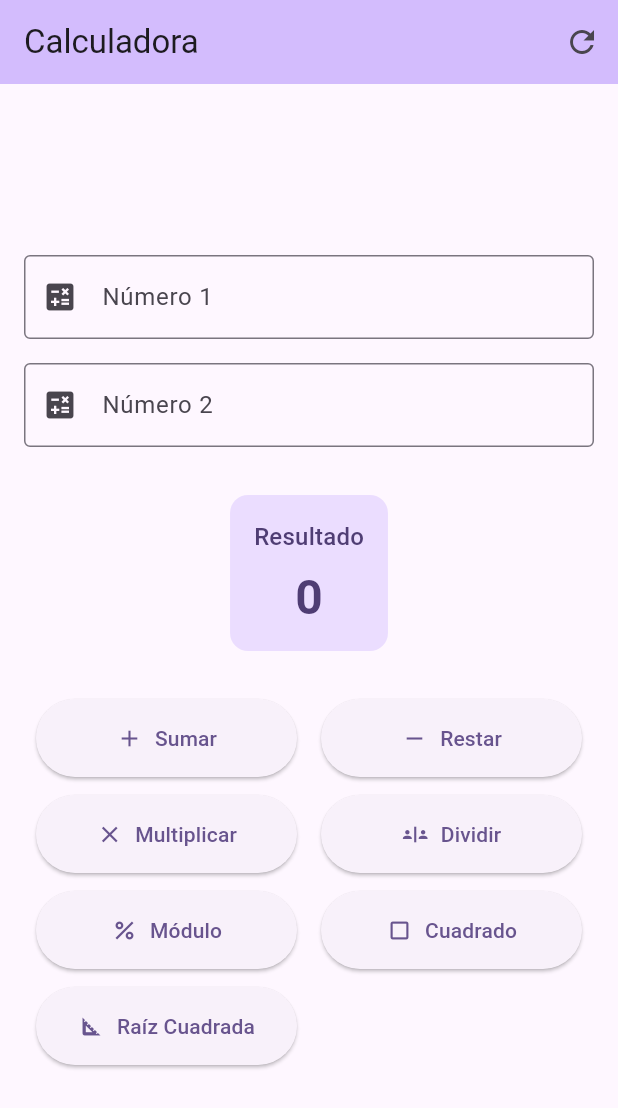
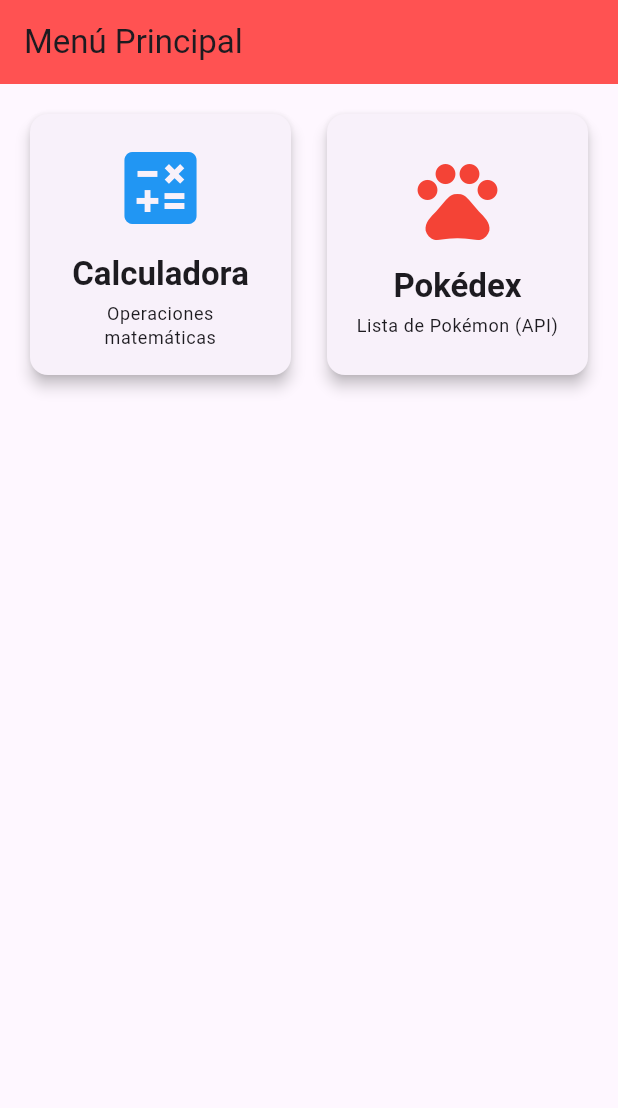
Before and after one commit to MHELLioz/calculadora_Flutter, a Flutter app: the screen it shows after launch, on a phone screen of 412 x 824 dp. Shown: the top 1108 px of the screen. Run offline on Flutter 3.47's test engine with Material 3 defaults, Android fonts, the phone set to English and light mode, and no system bars.

Commit message:
Se agregó el menú principal y la pantalla de la Pokedex

```diff
--- a/lib/main.dart
+++ b/lib/main.dart
@@ -1,5 +1,5 @@
 import 'package:flutter/material.dart';
-import 'views/calculator_page.dart';
+import 'views/home_page.dart';
 
 /// Punto de entrada principal de la aplicación
 void main() {
@@ -19,7 +19,7 @@
         colorScheme: ColorScheme.fromSeed(seedColor: Colors.deepPurple),
         useMaterial3: true,
       ),
-      home: const CalculatorPage(),
+      home: const HomePage(),
     );
   }
 }
--- /dev/null
+++ b/lib/views/home_page.dart
@@ -0,0 +1,102 @@
+import 'package:flutter/material.dart';
+import 'calculator_page.dart'; // archivo de la calculadora
+import 'pokemon_page.dart';    //archivo de los Pokémon
+
+class HomePage extends StatelessWidget {
+  const HomePage({super.key});
+
+  @override
+  Widget build(BuildContext context) {
+    return Scaffold(
+      appBar: AppBar(
+        title: const Text('Menú Principal'),
+        backgroundColor: Colors.redAccent,
+      ),
+      body: Padding(
+        padding: const EdgeInsets.all(16.0),
+        child: GridView.count(
+          crossAxisCount: 2,
+          crossAxisSpacing: 16,
+          mainAxisSpacing: 16,
+          childAspectRatio: 1.0,
+          children: [
+            // Tarjeta 1: La Calculadora
+            _buildMenuCard(
+              context,
+              icon: Icons.calculate,
+              title: 'Calculadora',
+              subtitle: 'Operaciones matemáticas',
+              color: Colors.blue,
+              onTap: () {
+                // Al hacer clic, viajamos a la pantalla de la Calculadora
+                Navigator.push(
+                  context,
+                  MaterialPageRoute(
+                    builder: (context) => const CalculatorPage(),
+                  ),
+                );
+              },
+            ),
+            // Tarjeta 2: La Pokédex
+            _buildMenuCard(
+              context,
+              icon: Icons.pets, // O usa Icons.catching_pokemon si tu Flutter lo tiene
+              title: 'Pokédex',
+              subtitle: 'Lista de Pokémon (API)',
+              color: Colors.red,
+              onTap: () {
+                // Al hacer clic, viajamos a la pantalla de los Pokémon
+                Navigator.push(
+                  context,
+                  MaterialPageRoute(
+                    builder: (context) => const PokemonPage(),
+                  ),
+                );
+              },
+            ),
+          ],
+        ),
+      ),
+    );
+  }
+
+  /// Construye una tarjeta de menú (Igual a tu proyecto anterior)
+  Widget _buildMenuCard(
+    BuildContext context, {
+    required IconData icon,
+    required String title,
+    required String subtitle,
+    required Color color,
+    required VoidCallback onTap,
+  }) {
+    return Card(
+      elevation: 4,
+      shape: RoundedRectangleBorder(borderRadius: BorderRadius.circular(12)),
+      child: InkWell(
+        onTap: onTap,
+        borderRadius: BorderRadius.circular(12),
+        child: Padding(
+          padding: const EdgeInsets.all(16.0),
+          child: Column(
+            mainAxisAlignment: MainAxisAlignment.center,
+            children: [
+              Icon(icon, size: 64, color: color),
+              const SizedBox(height: 12),
+              Text(
+                title,
+                style: Theme.of(context).textTheme.titleLarge?.copyWith(fontWeight: FontWeight.bold),
+                textAlign: TextAlign.center,
+              ),
+              const SizedBox(height: 4),
+              Text(
+                subtitle,
+                style: Theme.of(context).textTheme.bodySmall,
+                textAlign: TextAlign.center,
+              ),
+            ],
+          ),
+        ),
+      ),
+    );
+  }
+}
--- a/pubspec.yaml
+++ b/pubspec.yaml
@@ -34,6 +34,7 @@
   # The following adds the Cupertino Icons font to your application.
   # Use with the CupertinoIcons class for iOS style icons.
   cupertino_icons: ^1.0.8
+  http: ^1.6.0
 
 dev_dependencies:
   flutter_test:
```
Also changed, not shown: lib/models/pokemon_model.dart (added, +23 -0 lines), lib/services/pokemon_service.dart (added, +26 -0 lines), lib/views/pokemon_page.dart (added, +67 -0 lines), pubspec.lock.
